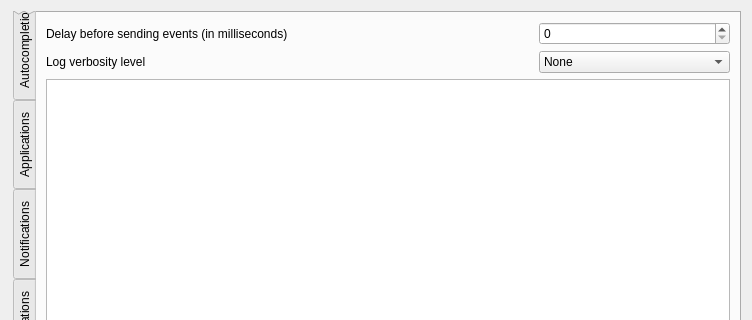
Before: the Qt Designer form kdeneur/src/frmsettings.ui in voidptr/xneur-option, drawn with Qt 5; both pictures show x 0 to 752 and y 0 to 320 of the 752 by 679 pixel window.
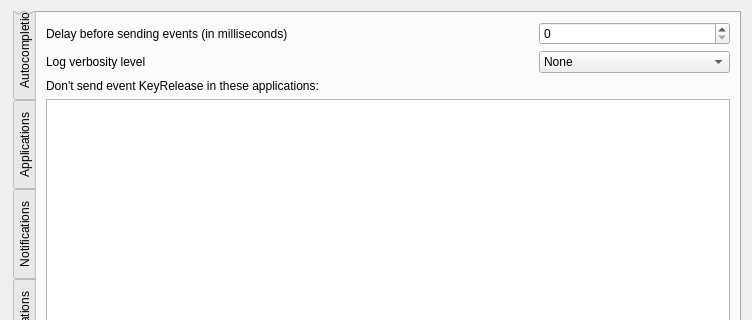
After: the same form once the commit is applied. The open tabs and pages were chosen to show the change. Icons and pictures are not drawn. Custom widgets are drawn as their Qt base class.

Commit message: Доработал KeyRelease список приложений

Patch:
```diff
--- a/kdeneur/src/frmsettings.ui
+++ b/kdeneur/src/frmsettings.ui
@@ -1657,6 +1657,13 @@
          </item>
         </layout>
        </item>
+       <item>
+        <widget class="QLabel" name="lblKeyRelease">
+         <property name="text">
+          <string>Don't send event KeyRelease in these applications:</string>
+         </property>
+        </widget>
+       </item>
        <item>
         <widget class="QListWidget" name="tabAdvanced_tabAppList"/>
        </item>
```
Left out of the diff: 2 changed lines with no effect on the pictures. The commit also changes 8 other files.
